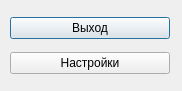
This is additionaly.ui in dimasik79/RFIDLOCK as Qt 5 draws it before an edit. The edited form follows.
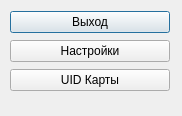
This is the edited form.

Diff of the .ui file:
```diff
--- a/additionaly.ui
+++ b/additionaly.ui
@@ -7,7 +7,7 @@
     <x>0</x>
     <y>0</y>
     <width>182</width>
-    <height>91</height>
+    <height>116</height>
    </rect>
   </property>
   <property name="windowTitle">
@@ -19,7 +19,7 @@
      <x>10</x>
      <y>10</y>
      <width>160</width>
-     <height>71</height>
+     <height>83</height>
     </rect>
    </property>
    <layout class="QVBoxLayout" name="verticalLayout">
@@ -37,6 +37,13 @@
       </property>
      </widget>
     </item>
+    <item>
+     <widget class="QPushButton" name="pushButton_3">
+      <property name="text">
+       <string>UID Карты</string>
+      </property>
+     </widget>
+    </item>
    </layout>
   </widget>
  </widget>
```
